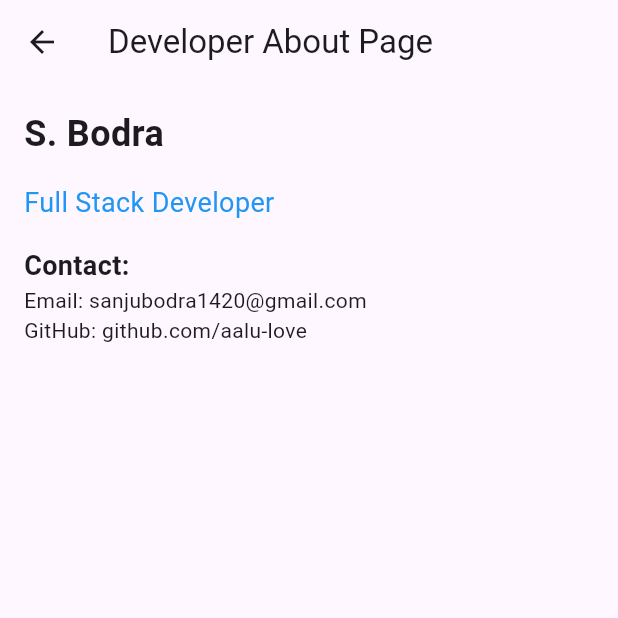
After one commit to aalu-love/inventory-manager, a Flutter app: the screen it shows after launch, in the side drawer, after a tap on "About", on a phone screen of 412 x 824 dp, the top half of it. The commit adds this screen. Run offline on Flutter 3.47's test engine with Material 3 defaults, Android fonts, the phone set to English and light mode, and no system bars; network calls fail.

Commit message:
updated code

```diff
--- a/lib/main.dart
+++ b/lib/main.dart
@@ -13,6 +13,7 @@ class MyApp extends StatelessWidget {
     return MaterialApp(
       title: 'Flutter App',
       theme: ThemeData(
+        useMaterial3: true,
         primarySwatch: Colors.blue,
       ),
       home: const HomeScreen(),
--- /dev/null
+++ b/lib/screens/about_screen.dart
@@ -0,0 +1,36 @@
+import 'package:flutter/material.dart';
+
+class MyDeveloperAboutPage extends StatelessWidget {
+  @override
+  Widget build(BuildContext context) {
+    return Scaffold(
+      appBar: AppBar(
+        title: const Text('Developer About Page'),
+      ),
+      body: const Padding(
+        padding: EdgeInsets.all(16.0),
+        child: Column(
+          crossAxisAlignment: CrossAxisAlignment.start,
+          children: [
+            Text(
+              'S. Bodra',
+              style: TextStyle(fontSize: 24, fontWeight: FontWeight.bold),
+            ),
+            SizedBox(height: 16),
+            Text(
+              'Full Stack Developer',
+              style: TextStyle(fontSize: 18, color: Colors.blue),
+            ),
+            SizedBox(height: 16),
+            Text(
+              'Contact:',
+              style: TextStyle(fontSize: 18, fontWeight: FontWeight.bold),
+            ),
+            Text('Email: sanjubodra1420@gmail.com'),
+            Text('GitHub: github.com/aalu-love'),
+          ],
+        ),
+      ),
+    );
+  }
+}
--- a/lib/screens/detail_screen.dart
+++ b/lib/screens/detail_screen.dart
@@ -21,6 +21,7 @@ class _DetailScreenState extends State<DetailScreen> {
   Widget build(BuildContext context) {
     return Scaffold(
       appBar: AppBar(
+        backgroundColor: Colors.blue,
         title: const Text('Item Details'),
       ),
       body: Padding(
--- a/lib/screens/home_screen.dart
+++ b/lib/screens/home_screen.dart
@@ -2,6 +2,7 @@ import 'dart:math';
 import 'package:flutter/material.dart';
 import 'package:flutter_application_1/apis/api.dart';
 import 'package:flutter_application_1/models/item.dart';
+import 'package:flutter_application_1/screens/about_screen.dart';
 import 'package:flutter_application_1/widgets/item_card.dart';
 import 'package:flutter_application_1/screens/detail_screen.dart';
 import 'package:flutter_application_1/screens/loading_screen.dart';
@@ -78,6 +79,7 @@ class _HomeScreenState extends State<HomeScreen> {
   Widget build(BuildContext context) {
     return Scaffold(
       appBar: AppBar(
+        backgroundColor: Colors.blue,
         title: isSearching
             ? TextField(
                 controller: searchController,
@@ -117,10 +119,12 @@ class _HomeScreenState extends State<HomeScreen> {
         ],
       ),
       drawer: Drawer(
+        shape: const RoundedRectangleBorder(
+            borderRadius: BorderRadius.all(Radius.zero)),
         child: ListView(
           padding: EdgeInsets.zero,
-          children: const <Widget>[
-            DrawerHeader(
+          children: <Widget>[
+            const DrawerHeader(
               decoration: BoxDecoration(
                 color: Colors.blue,
               ),
@@ -132,9 +136,30 @@ class _HomeScreenState extends State<HomeScreen> {
                 ),
               ),
             ),
-            ListTile(
-              title: Text(
-                'Created by: Sanju Bodra',
+            InkWell(
+              onTap: () {
+                Navigator.of(context).push(
+                  MaterialPageRoute(
+                    builder: (context) => MyDeveloperAboutPage(),
+                  ),
+                );
+              },
+              child: const ListTile(
+                title: Text('About'),
+                leading: Icon(Icons.info),
+              ),
+            ),
+            InkWell(
+              onTap: () {
+                Navigator.of(context).push(
+                  MaterialPageRoute(
+                    builder: (context) => MyDeveloperAboutPage(),
+                  ),
+                );
+              },
+              child: const ListTile(
+                title: Text('Machine Excel'),
+                leading: Icon(Icons.book_online_outlined),
               ),
             ),
           ],
--- a/lib/widgets/item_card.dart
+++ b/lib/widgets/item_card.dart
@@ -9,8 +9,14 @@ class ItemCard extends StatelessWidget {
   @override
   Widget build(BuildContext context) {
     return Card(
+      shape: const RoundedRectangleBorder(borderRadius: BorderRadius.zero),
       child: ListTile(
-        title: Text(item.materialNo),
+        title: Text(
+          item.materialNo,
+          style: const TextStyle(
+            fontWeight: FontWeight.bold,
+          ),
+        ),
         subtitle: Text(item.description),
       ),
     );
```
Also changed, not shown: pubspec.lock.
